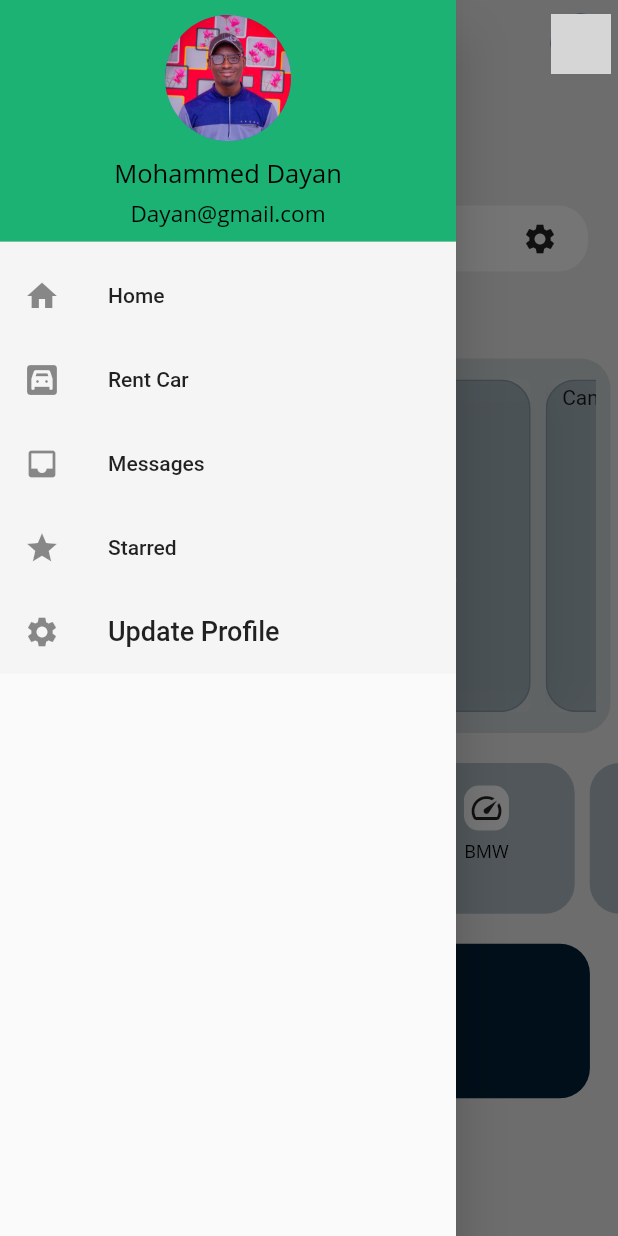
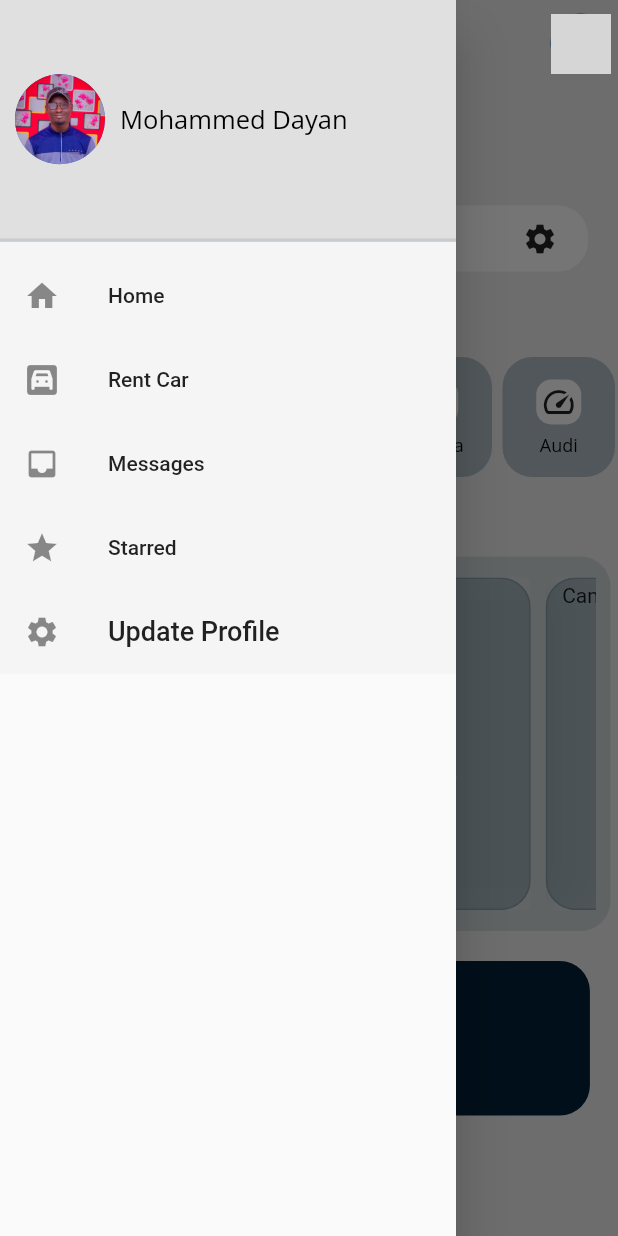
Before and after one commit to MohammedDayan/vehicle-services, a Flutter app: the Homepage screen opened directly, with the side drawer open, on a phone screen of 412 x 824 dp. Run offline on Flutter 3.47's test engine with Material 2 defaults, Android fonts, the phone set to English and light mode, and no system bars; drawn by our look-alikes of carousel_slider, focused_menu; our stand-ins replace cloud_firestore, firebase_auth, firebase_core, firebase_storage, image_picker, lottie; missing offline and left inert: d_chart; accounts and stored records are empty; network calls fail; project files that could hold a hidden picture were left out; grey boxes are pictures that could not be loaded.

Commit message:
few changes

```diff
--- a/vehicle_service_app/lib/ui/dashboard.dart
+++ b/vehicle_service_app/lib/ui/dashboard.dart
@@ -135,6 +135,39 @@ class _HomepageState extends State<Homepage> {
                   const SizedBox(
                     height: 5.0,
                   ),
+                  Container(
+                    padding: EdgeInsets.only(right: 200, bottom: 3),
+                    child: Text(
+                      'Top Brands',
+                      style: TextStyle(
+                        fontSize: 25,
+                      ),
+                  ),
+                  ),
+
+                  SingleChildScrollView(
+                    physics: BouncingScrollPhysics(),
+                    scrollDirection: Axis.horizontal,
+                    child: Column(
+                      children: [
+                        Row(
+                          mainAxisAlignment: MainAxisAlignment.spaceAround,
+                          children: [
+                            brand(myimage: Icons.speed, name: 'Tesla'),
+                            brand(myimage: Icons.speed, name: 'Toyota'),
+                            brand(myimage: Icons.speed, name: 'BMW'),
+                            brand(myimage: Icons.speed, name: 'Honda'),
+                            brand(myimage: Icons.speed, name: 'Audi'),
+                            brand(myimage: Icons.speed, name: 'Benz'),
+                            brand(myimage: Icons.speed, name: 'Lexus'),
+                          ],
+                        ),
+                      ],
+                    ),
+                  ),
+                  const SizedBox(
+                    height: 20.0,
+                  ),
 
                   Container(
                     padding: const EdgeInsets.fromLTRB(15.0, 5.0, 5.0, 5.0),
@@ -173,73 +206,12 @@ class _HomepageState extends State<Homepage> {
                 height: 20.0,
               ),
 
-              SingleChildScrollView(
-                physics: BouncingScrollPhysics(),
-                scrollDirection: Axis.horizontal,
-                child: Row(
-                  mainAxisAlignment: MainAxisAlignment.spaceAround,
-                  children: [
-                    brand(myimage: Icons.speed, name: 'Tesla'),
-                    brand(myimage: Icons.speed, name: 'Toyota'),
-                    brand(myimage: Icons.speed, name: 'BMW'),
-                    brand(myimage: Icons.speed, name: 'Honda'),
-                    brand(myimage: Icons.speed, name: 'Audi'),
-                    brand(myimage: Icons.speed, name: 'Benz'),
-                    brand(myimage: Icons.speed, name: 'Lexus'),
-                  ],
-                ),
-              ),
-              const SizedBox(
-                height: 20.0,
-              ),
+
 
               Row(
                 mainAxisAlignment: MainAxisAlignment.spaceEvenly,
                 children: [
-                 /* InkWell(
-                    borderRadius: BorderRadius.circular(20.0),
-                    onTap: () => Navigator.push(context,
-                        MaterialPageRoute(builder: (context) => myCars())),
-                    child: Ink(
-                      height: 150.0,
-                      width: 150.0,
-                      decoration: BoxDecoration(
-                        borderRadius: BorderRadius.circular(20.0),
-                        color: const Color.fromARGB(255, 2, 32, 56),
-                      ),
-                      child: Container(
-                        padding: const EdgeInsets.all(5.0),
-                        child: Container(
-                          alignment: AlignmentDirectional.center,
-                          child: Center(
-                            child: Stack(
-                              children: [
-                                Center(child: Image.asset("assets/2.png")),
-                                Positioned(
-                                  bottom: 0.0,
-                                  left: 0.0,
-                                  right: 0.0,
-                                  child: Container(
-                                    alignment:
-                                        AlignmentDirectional.bottomCenter,
-                                    margin: EdgeInsets.all(5.0),
-                                    child: const Text(
-                                      'Rent out Your Car  ',
-                                      style: TextStyle(
-                                        fontSize: 20.0,
-                                        color: Colors.white,
-                                      ),
-                                      textAlign: TextAlign.center,
-                                    ),
-                                  ),
-                                ),
-                              ],
-                            ),
-                          ),
-                        ),
-                      ),
-                    ),
-                  ),*/
+
                   Container(
                     padding: EdgeInsets.only(bottom: 20),
                     child: InkWell(
@@ -284,76 +256,6 @@ class _HomepageState extends State<Homepage> {
                   ),
                 ],
               ),
-              // const SizedBox(
-                // height: 20.0,
-              // ),
-              /*Row(
-                mainAxisAlignment: MainAxisAlignment.spaceEvenly,
-                children: [
-                  InkWell(
-                    borderRadius: BorderRadius.circular(20.0),
-                    onTap: () => Navigator.push(context,
-                        MaterialPageRoute(builder: (context) => rentCar())),
-                    child: Ink(
-                      height: 150.0,
-                      width: 150.0,
-                      decoration: BoxDecoration(
-                        borderRadius: BorderRadius.circular(20.0),
-                        color: const Color.fromARGB(255, 2, 32, 56),
-                      ),
-                      child: Container(
-                        padding: const EdgeInsets.all(5.0),
-                        child: Container(
-                          alignment: AlignmentDirectional.center,
-                          child: Center(
-                            child: Stack(
-                              children: [
-                                Center(child: Image.asset("assets/2.png")),
-                                Positioned(
-                                  bottom: 0.0,
-                                  left: 0.0,
-                                  right: 0.0,
-                                  child: Container(
-                                    alignment:
-                                        AlignmentDirectional.bottomCenter,
-                                    margin: EdgeInsets.all(5.0),
-                                    child: const Text(
-                                      'Construction Vehicles ',
-                                      style: TextStyle(
-                                        fontSize: 20.0,
-                                        color: Colors.white,
-                                      ),
-                                      textAlign: TextAlign.center,
-                                    ),
-                                  ),
-                                ),
-                              ],
-                            ),
-                          ),
-                        ),
-                      ),
-                    ),
-                  ),
-                  Container(
-                    padding: const EdgeInsets.all(5.0),
-                    decoration: BoxDecoration(
-                      borderRadius: BorderRadius.circular(20.0),
-                      color: const Color.fromARGB(255, 2, 32, 56),
-                    ),
-                    height: 150.0,
-                    width: 150.0,
-                    child: Container(
-                      alignment: AlignmentDirectional.center,
-                      child: const Center(
-                        child: Text(
-                          'Find a Mechanic',
-                          style: TextStyle(fontSize: 20.0, color: Colors.white),
-                        ),
-                      ),
-                    ),
-                  ),
-                ],
-              )*/
             ],
           ),
         ),
--- a/vehicle_service_app/lib/ui/widgets/brands.dart
+++ b/vehicle_service_app/lib/ui/widgets/brands.dart
@@ -15,7 +15,7 @@ class brand extends StatelessWidget {
   Widget build(BuildContext context) {
 
     return Padding(
-     padding: const EdgeInsets.only(left: 10.0,),
+     padding: const EdgeInsets.only(left: 7.0,),
      child: FocusedMenuHolder(
         onPressed: () {},
           blurBackgroundColor: Colors.blueGrey[900],
@@ -28,8 +28,8 @@ class brand extends StatelessWidget {
             onPressed: () {}),
           ],
        child: Container(
-           width: MediaQuery.of(context).size.width / 3.5,
-           height: MediaQuery.of(context).size.height / 8.2,
+           width: 75,
+           height: 80,
            decoration: BoxDecoration(
             color: Colors.blueGrey[200],
             borderRadius: BorderRadius.circular(20)
--- a/vehicle_service_app/lib/ui/widgets/drawer.dart
+++ b/vehicle_service_app/lib/ui/widgets/drawer.dart
@@ -17,20 +17,25 @@ class CustomDrawer extends StatelessWidget {
             crossAxisAlignment: CrossAxisAlignment.stretch,
             children: [
               DrawerHeader(
-                decoration: BoxDecoration(color: kPrimaryColor),
+                decoration: BoxDecoration(color: Colors.grey[300]),
                 padding: EdgeInsets.all(0),
                 child: Container(
-                  child: Column(
+                  decoration: BoxDecoration(
+                    border: Border(
+                      bottom: BorderSide(width: 2, color: Colors.blueGrey.withOpacity(0.2))
+                    )
+                  ),
+                  child: Row(
                     children: const [
                       SizedBox(
-                        height: 10,
+                        width: 10,
                       ),
                       CircleAvatar(
-                        radius: 42,
+                        radius: 30,
                         backgroundImage: AssetImage('assets/IMG_0934.jpg'),
                       ),
                       SizedBox(
-                        height: 10,
+                        width: 10,
                       ),
                       Text('Mohammed Dayan',
                           style: TextStyle(
@@ -39,16 +44,14 @@ class CustomDrawer extends StatelessWidget {
                             color: Colors.black,
                             fontWeight: FontWeight.w400,
                           )),
-                      SizedBox(
-                        height: 5,
-                      ),
-                      Text('Dayan@gmail.com',
+
+                      /*Text('Dayan@gmail.com',
                           style: TextStyle(
                             fontFamily: 'OpenSans',
                             fontSize: 15,
                             color: Colors.black,
                             fontWeight: FontWeight.w400,
-                          )),
+                          )),*/
                     ],
                   ),
                 ),
```
